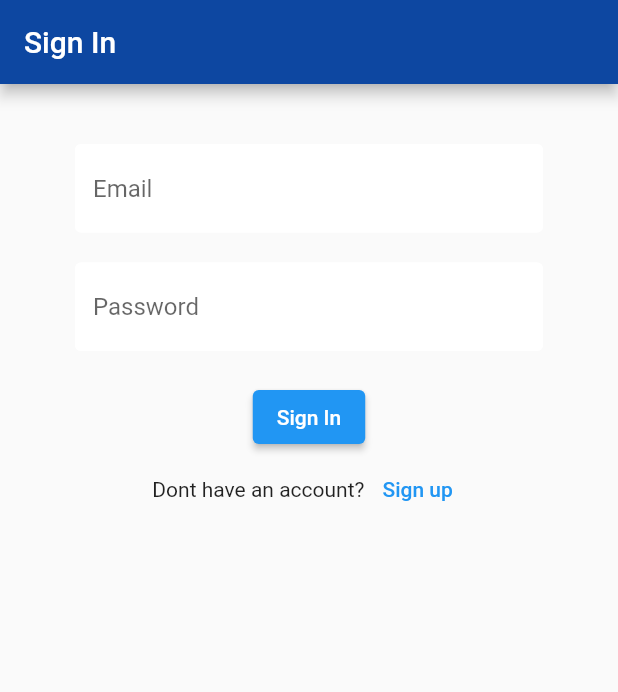
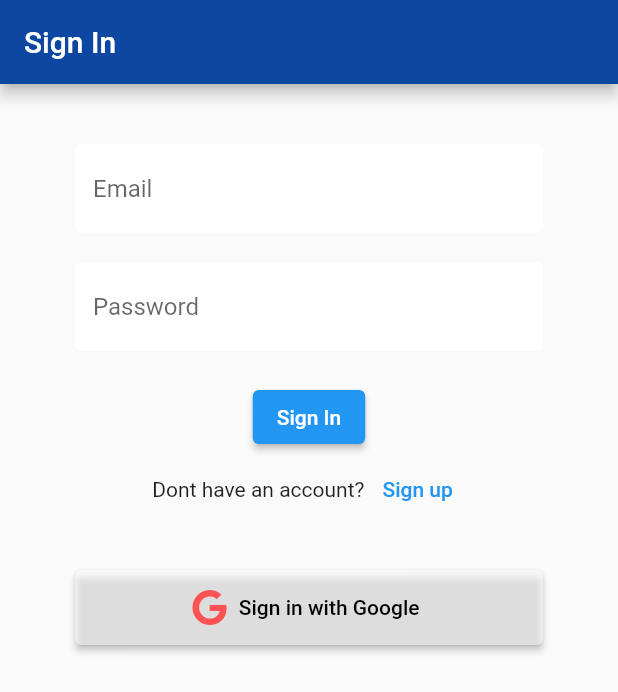
Before and after one commit to mmanning1/WODaily, a Flutter app: the screen it shows after launch, on a phone screen of 412 x 824 dp. Shown: the top 692 px of the screen. Run offline on Flutter 3.47's test engine with Material 2 defaults, Android fonts, the phone set to English and light mode, and no system bars; our stand-ins replace firebase_auth, firebase_core, flutter_spinkit, font_awesome_flutter, google_sign_in, sqflite; accounts and stored records are empty.

Commit message:
Add google sign in capability

```diff
--- a/lib/screens/authenticate/sign_in.dart
+++ b/lib/screens/authenticate/sign_in.dart
@@ -4,6 +4,7 @@ import 'package:WODaily/services/auth.dart';
 import 'package:WODaily/shared/constants.dart';
 import 'package:WODaily/shared/loading.dart';
 import 'package:flutter/material.dart';
+import 'package:font_awesome_flutter/font_awesome_flutter.dart';
 
 class SignIn extends StatefulWidget {
   @override
@@ -26,6 +27,7 @@ class _SignInState extends State<SignIn> {
         title: const Text('Sign In'),
         backgroundColor: Colors.blue.shade900,
       ),
+      resizeToAvoidBottomInset: false, // prevents overflow
       body: Container(
         padding: EdgeInsets.symmetric(vertical: 20.0, horizontal: 50.0),
         child: Form(
@@ -99,10 +101,30 @@ class _SignInState extends State<SignIn> {
                   )
                 ],
               ),
+              const SizedBox(height: 30,),
+              ElevatedButton.icon(
+                  style: ElevatedButton.styleFrom(
+                      primary: Colors.white54,
+                      onPrimary: Colors.black,
+                      minimumSize: Size(double.infinity, 50)
+                  ),
+                  icon: FaIcon(FontAwesomeIcons.google,color: Colors.redAccent,),
+                  onPressed: () async {
+                    setState(() => _loading = true);
+                    dynamic result = await _auth.signInGoogle();
+                    if(result==null){
+                      setState(() {
+                        error = 'Could not sign into Google';
+                        _loading = false;
+                      });
+                    }
+                  },
+                  label: Text("Sign in with Google")
+              ),
               Text(
                 error,
                 style: TextStyle(color: Colors.red, fontSize: 14.0),
-              )
+              ),
             ],
           ),
         ),
--- a/lib/screens/home_screen.dart
+++ b/lib/screens/home_screen.dart
@@ -145,7 +145,7 @@ class _WodHomeState extends State<WodHome> {
         ),
       ),
       floatingActionButton: FloatingActionButton(
-          backgroundColor: Colors.blue.shade900,
+          backgroundColor: Colors.blue.shade600,
           child: const Icon(Icons.add),
           tooltip: "Add",
           elevation: 10,
```
Also changed, not shown: lib/services/auth.dart (+20 -12 lines), 1 other file.
